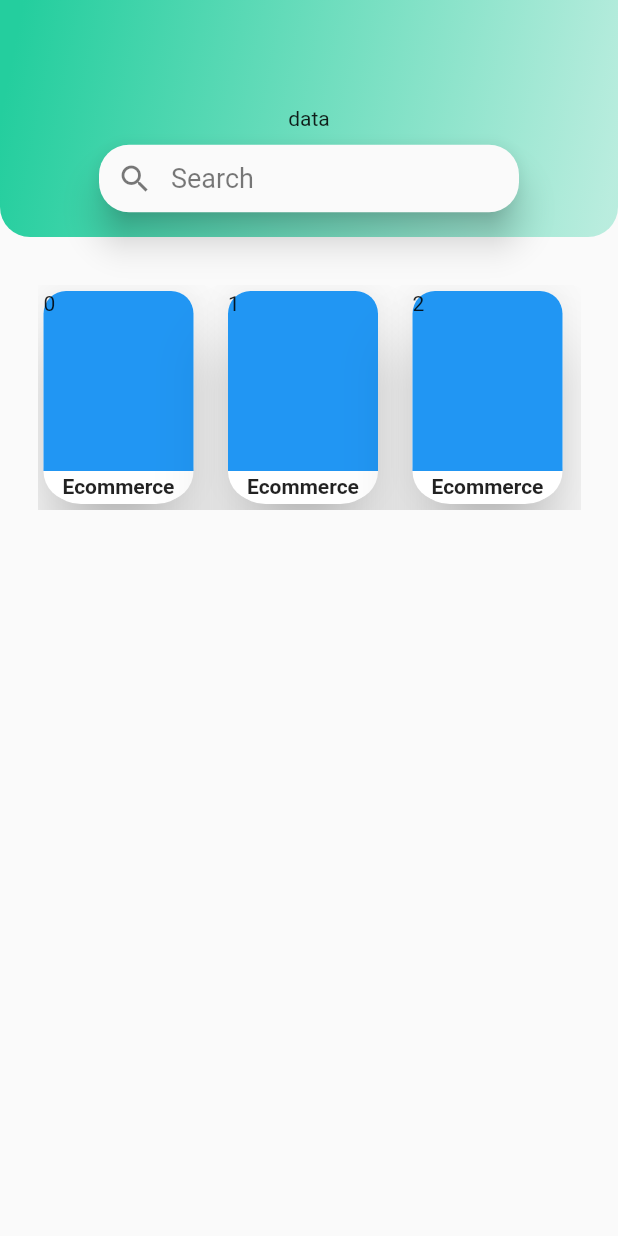
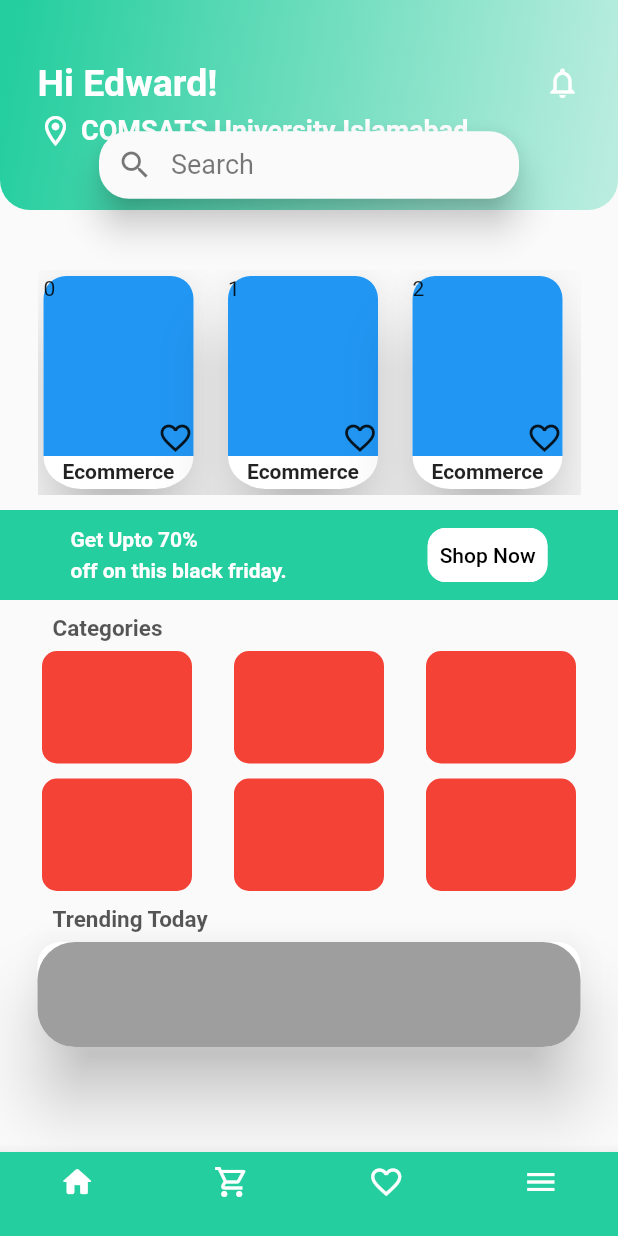
Before and after one commit to EdwardRodr1guez/EcommercePeacedev, a Flutter app: the screen it shows after launch, on a phone screen of 412 x 824 dp. Run offline on Flutter 3.47's test engine with Material 2 defaults, Android fonts, the phone set to English and light mode, and no system bars.

Commit message:
Hierarchical Folder Organization v1

```diff
--- a/lib/main.dart
+++ b/lib/main.dart
@@ -16,6 +16,7 @@ class MyApp extends StatelessWidget {
       debugShowCheckedModeBanner: false,
       title: 'Flutter Demo',
       theme: ThemeData(
+        bottomNavigationBarTheme: BottomNavigationBarThemeData(backgroundColor: Colors.purple),
         appBarTheme: AppBarTheme(backgroundColor: Color.fromRGBO(36, 206, 158, 1)),
         primarySwatch: Colors.blue,
       ),
--- a/lib/pages/search_page.dart
+++ b/lib/pages/search_page.dart
@@ -1,4 +1,6 @@
 import 'package:flutter/material.dart';
+
+import 'package:flutter_peacedev/widgets/widgets.dart';
 
 
 class SearchPage extends StatelessWidget {
@@ -7,82 +9,11 @@ class SearchPage extends StatelessWidget {
   @override
   Widget build(BuildContext context) {
 
-      return Scaffold(
-        extendBodyBehindAppBar: true,
-        appBar:  CustomAppbar(height: 158),
-        body: Column(
-          children: [
-            SizedBox(height: 190,),
-            Container(
-              margin: EdgeInsets.symmetric(horizontal: 25),
-              height: 150,
-              //color: Colors.red,
-              child: ListView.separated(
-                separatorBuilder: (_, __) => SizedBox(width: 15,),
-                scrollDirection: Axis.horizontal,
-                itemCount: 20,
-                itemBuilder: (context, index) {
-                  return Card(
-                    elevation: 20,
-                    shape: RoundedRectangleBorder(
-                        side: BorderSide.none,
-                       borderRadius: BorderRadius.only(bottomLeft: Radius.circular(25) ,bottomRight: Radius.circular(25),topLeft: Radius.circular(15) ,topRight: Radius.circular(15) )),
-                    child: Column(
-                      children: [
-                        Container(width: 100,height: 120,decoration: BoxDecoration(border: Border(top: BorderSide.none),color: Colors.blue,borderRadius: BorderRadius.only(topLeft: Radius.circular(15) ,topRight: Radius.circular(15))),child: Text("$index"),),
-                        Container(width: 100,height: 20,decoration: BoxDecoration(color: Colors.white,borderRadius: BorderRadius.only(bottomLeft: Radius.circular(25) ,bottomRight: Radius.circular(25))),child: Center(child: Text("Ecommerce", style: TextStyle(fontWeight: FontWeight.bold),)),)
-                                  ],),
-                  );
-              },)),
-          ],
-        ),
+    return Scaffold(
+      extendBodyBehindAppBar: true,
+      appBar:               CustomAppbar(height: 140),
+      body:                 CustomBody(),
+      bottomNavigationBar:  CustomBottomNavigation(),
       );
-
-
-  }
-
-}
-
-class CustomAppbar extends StatelessWidget with PreferredSizeWidget{
-      CustomAppbar({
-    required this.height,
-    Key? key,
-  }) : super(key: key);
-
-  double height;
-  @override
-  Size get preferredSize => Size.fromHeight(height);
-
-  @override
-  Widget build(BuildContext context) {
-    return PreferredSize(
-              preferredSize: Size(158,CustomAppbar(height: height,).preferredSize.height),
-              child: Stack(
-                      children: [
-                        Container(
-                        height: height,
-                        decoration: const BoxDecoration(
-                            gradient: LinearGradient(
-                            begin: Alignment.centerLeft,end: Alignment(0.95, 1.0),
-                            colors:[Color.fromRGBO(36, 206, 158, 1),Color.fromRGBO(36, 206, 158, 0.3)] ),
-                            borderRadius: BorderRadius.only(
-                              bottomLeft: Radius.circular(20) ,
-                              bottomRight: Radius.circular(20)) ),
-                            child: Center(child: Text("data")),),
-
-
-                        Center(child: Container(
-                          margin: EdgeInsets.only(top: 80),
-                          height: 45,
-                          width: 280,
-                          child: Material(
-                            borderRadius:  BorderRadius.all(Radius.circular(20)),
-                            elevation: 10,
-                            child: Center(child: TextField(
-                              decoration: InputDecoration(contentPadding: EdgeInsets.symmetric(vertical: 13),prefixIcon: Icon(Icons.search,color: Color.fromRGBO(0, 0, 0, 0.53) ),hintText: "Search",border: InputBorder.none, hintStyle: TextStyle(color: Color.fromRGBO(0, 0, 0, 0.53),fontWeight: FontWeight.w400, fontSize: 18)),
-                            )),
-                          ),
-                        )),]
-                          ),);
   }
 }
--- /dev/null
+++ b/lib/widgets/search_page/custom_appbar/custom_appbar.dart
@@ -0,0 +1,66 @@
+import 'package:flutter/material.dart';
+
+class CustomAppbar extends StatelessWidget with PreferredSizeWidget{
+      CustomAppbar({
+    required this.height,
+    Key? key,
+  }) : super(key: key);
+
+  double height;
+  @override
+  Size get preferredSize => Size.fromHeight(height);
+
+  @override
+  Widget build(BuildContext context) {
+    return PreferredSize(
+              preferredSize: Size(158,CustomAppbar(height: height,).preferredSize.height),
+              child: Stack(
+                      children: [
+                        Container(
+                          height: height,
+                          decoration: const BoxDecoration(
+                            gradient: LinearGradient(
+                            begin: Alignment.centerLeft,end: Alignment(0.95, 1.0),
+                            colors:[Color.fromRGBO(36, 206, 158, 1),Color.fromRGBO(36, 206, 158, 0.3)] ),
+                            borderRadius: BorderRadius.only(
+                              bottomLeft: Radius.circular(20) ,
+                              bottomRight: Radius.circular(20)) ),
+                            child: Center(child: Container(
+                              margin: const EdgeInsets.symmetric(horizontal: 25),
+                              child: Column(
+                                mainAxisAlignment: MainAxisAlignment.center,
+                                children: [
+                                  Row(
+                                    mainAxisAlignment: MainAxisAlignment.spaceBetween,
+                                    children: const[
+                                    Text("Hi Edward!", style: TextStyle(color: Colors.white,fontWeight: FontWeight.bold,fontSize: 25),),
+                                    Icon(Icons.notifications_none_outlined, color: Colors.white,),
+                                  ],),
+                                  const SizedBox(height: 5,),
+                                  Row(
+                                    mainAxisAlignment: MainAxisAlignment.start,
+                                    children: const[
+                                    Icon(Icons.location_on_outlined, color: Colors.white,),
+                                    SizedBox(width: 5,),
+                                    Text("COMSATS University Islamabad", style: TextStyle(color: Colors.white,fontWeight: FontWeight.bold,fontSize: 18),),
+                                  ],)
+                                ],
+                              ),
+                            )),),
+
+
+                        Center(child: Container(
+                          margin: const EdgeInsets.only(top: 80),
+                          height: 45,
+                          width: 280,
+                          child: const Material(
+                            borderRadius:  BorderRadius.all(Radius.circular(20)),
+                            elevation: 10,
+                            child: Center(child: TextField(
+                              decoration: InputDecoration(contentPadding: EdgeInsets.symmetric(vertical: 13),prefixIcon: Icon(Icons.search,color: Color.fromRGBO(0, 0, 0, 0.53) ),hintText: "Search",border: InputBorder.none, hintStyle: TextStyle(color: Color.fromRGBO(0, 0, 0, 0.53),fontWeight: FontWeight.w400, fontSize: 18)),
+                            )),
+                          ),
+                        )),]
+                          ),);
+  }
+}
--- /dev/null
+++ b/lib/widgets/search_page/custom_body/components/list_products.dart
@@ -0,0 +1,35 @@
+import 'package:flutter/material.dart';
+
+class ListProducts extends StatelessWidget {
+  const ListProducts({super.key});
+
+  @override
+  Widget build(BuildContext context) {
+    return Container(
+          margin: EdgeInsets.symmetric(horizontal: 25),
+          height: 150,
+          //color: Colors.red,
+          child: ListView.separated(
+            separatorBuilder: (_, __) => SizedBox(width: 15,),
+            scrollDirection: Axis.horizontal,
+            itemCount: 20,
+            itemBuilder: (context, index) {
+              return Stack(
+                children: [Card(
+                  elevation: 20,
+                  shape: RoundedRectangleBorder(
+                      side: BorderSide.none,
+                     borderRadius: BorderRadius.only(bottomLeft: Radius.circular(25) ,bottomRight: Radius.circular(25),topLeft: Radius.circular(15) ,topRight: Radius.circular(15) )),
+                  child: Column(
+                    children: [
+                      Container(width: 100,height: 120,decoration: BoxDecoration(border: Border(top: BorderSide.none),color: Colors.blue,borderRadius: BorderRadius.only(topLeft: Radius.circular(15) ,topRight: Radius.circular(15))),child: Text("$index"),),
+                      Container(width: 100,height: 20,decoration: BoxDecoration(color: Colors.white,borderRadius: BorderRadius.only(bottomLeft: Radius.circular(25) ,bottomRight: Radius.circular(25))),child: Center(child: Text("Ecommerce", style: TextStyle(fontWeight: FontWeight.bold),)),)
+                                ],),
+                ),
+
+                Positioned(left: 80,top: 100,child: Icon(Icons.favorite_border))
+                ]
+              );
+          },));
+  }
+}
--- /dev/null
+++ b/lib/widgets/search_page/custom_body/custom_body.dart
@@ -0,0 +1,89 @@
+import 'package:flutter/material.dart';
+import 'package:flutter_peacedev/widgets/widgets.dart';
+
+
+class CustomBody extends StatelessWidget {
+  const CustomBody({
+    Key? key,
+  }) : super(key: key);
+
+  @override
+  Widget build(BuildContext context) {
+    return Column(
+      children: [
+        SizedBox(height: 180,),
+        ListProducts(),
+
+        Container(
+          color: Color.fromRGBO(36, 206, 158, 1),
+          height: 60,
+          margin: EdgeInsets.only(top: 10),
+          child: Row(
+            mainAxisAlignment: MainAxisAlignment.spaceAround,
+            children: [
+              Column(
+                crossAxisAlignment: CrossAxisAlignment.start,
+                mainAxisAlignment: MainAxisAlignment.center,
+                children: [Text("Get Upto 70%", style: TextStyle(color: Colors.white, fontWeight: FontWeight.bold),),
+                SizedBox(height: 5,),
+              Text("off on this black friday.", style: TextStyle(color: Colors.white, fontWeight: FontWeight.bold),),
+                ],),
+              TextButton(onPressed: (){}, child: Text("Shop Now", style: TextStyle(color: Colors.black),),style:ButtonStyle(
+                backgroundColor: MaterialStateProperty.all(Colors.white),
+  shape: MaterialStateProperty.all<RoundedRectangleBorder>(
+    RoundedRectangleBorder(
+
+      borderRadius: BorderRadius.circular(12.0),
+      side: BorderSide(color: Colors.white )
+    )
+  )
+) )
+            ],
+
+          ),),
+
+
+          Column(
+           children: [
+
+            Container(alignment: Alignment.centerLeft,margin: EdgeInsets.only(top: 10,bottom: 6,left: 35) ,child: Text("Categories", style: TextStyle(fontWeight: FontWeight.w600, color: Color.fromRGBO(0, 0, 0, 0.66), fontSize: 15),)),
+
+            Row(
+              mainAxisAlignment: MainAxisAlignment.spaceEvenly,
+              children: [
+                Container(height: 75,width: 100, decoration: BoxDecoration(color: Colors.red,borderRadius: BorderRadius.all(Radius.circular(10))),),
+                Container(height: 75,width: 100, decoration: BoxDecoration(color: Colors.red,borderRadius: BorderRadius.all(Radius.circular(10))),),
+                Container(height: 75,width: 100, decoration: BoxDecoration(color: Colors.red,borderRadius: BorderRadius.all(Radius.circular(10))),),
+              ],),
+
+            SizedBox(height: 10,),
+
+            Row(
+              mainAxisAlignment: MainAxisAlignment.spaceEvenly,
+              children: [
+                Container(height: 75,width: 100, decoration: BoxDecoration(color: Colors.red,borderRadius: BorderRadius.all(Radius.circular(10))),),
+                Container(height: 75,width: 100, decoration: BoxDecoration(color: Colors.red,borderRadius: BorderRadius.all(Radius.circular(10))),),
+                Container(height: 75,width: 100, decoration: BoxDecoration(color: Colors.red,borderRadius: BorderRadius.all(Radius.circular(10))),),
+
+              ],),
+
+
+            Container(alignment: Alignment.centerLeft,margin: EdgeInsets.only(top: 10,bottom: 6,left: 35) ,child: Text("Trending Today", style: TextStyle(fontWeight: FontWeight.w600, color: Color.fromRGBO(0, 0, 0, 0.66), fontSize: 15),)),
+
+            Card(
+                margin: EdgeInsets.symmetric(horizontal: 25),
+                elevation: 20,
+                shape: RoundedRectangleBorder(
+                    side: BorderSide.none,
+                   borderRadius: BorderRadius.only(bottomLeft: Radius.circular(25) ,bottomRight: Radius.circular(25),topLeft: Radius.circular(15) ,topRight: Radius.circular(15) )),
+                child: Container( height: 70, decoration: BoxDecoration( color: Colors.grey,borderRadius: BorderRadius.all(Radius.circular(25))), )
+              )
+           ],
+
+          )
+
+
+      ],
+    );
+  }
+}
--- /dev/null
+++ b/lib/widgets/search_page/custom_bottom_navigation/custom_bottom_navigation.dart
@@ -0,0 +1,26 @@
+import 'package:flutter/material.dart';
+
+class CustomBottomNavigation extends StatelessWidget {
+  const CustomBottomNavigation({
+    Key? key,
+  }) : super(key: key);
+
+  @override
+  Widget build(BuildContext context) {
+    return Theme(
+    data: Theme.of(context).copyWith(
+    primaryColor: Color.fromRGBO(36, 206, 158, 1),
+    ),
+    child: BottomNavigationBar(
+    type: BottomNavigationBarType.fixed,
+    currentIndex: 0,
+    backgroundColor: Color.fromRGBO(36, 206, 158, 1),
+    items: [
+      BottomNavigationBarItem(icon: Icon(Icons.home_rounded,color: Colors.white)            ,label:"",),
+      BottomNavigationBarItem(icon: Icon(Icons.shopping_cart_outlined,color: Colors.white,)  ,label:"" ),
+      BottomNavigationBarItem(icon: Icon(Icons.favorite_border_outlined,color: Colors.white,),label:""),
+      BottomNavigationBarItem(icon: Icon(Icons.menu,color: Colors.white,)                    ,label:""),
+    ]),
+   );
+  }
+}
--- /dev/null
+++ b/lib/widgets/widgets.dart
@@ -0,0 +1,4 @@
+export 'search_page/custom_appbar/custom_appbar.dart';
+export 'package:flutter_peacedev/widgets/search_page/custom_body/custom_body.dart';
+export 'package:flutter_peacedev/widgets/search_page/custom_body/components/list_products.dart';
+export 'package:flutter_peacedev/widgets/search_page/custom_bottom_navigation/custom_bottom_navigation.dart';
```
